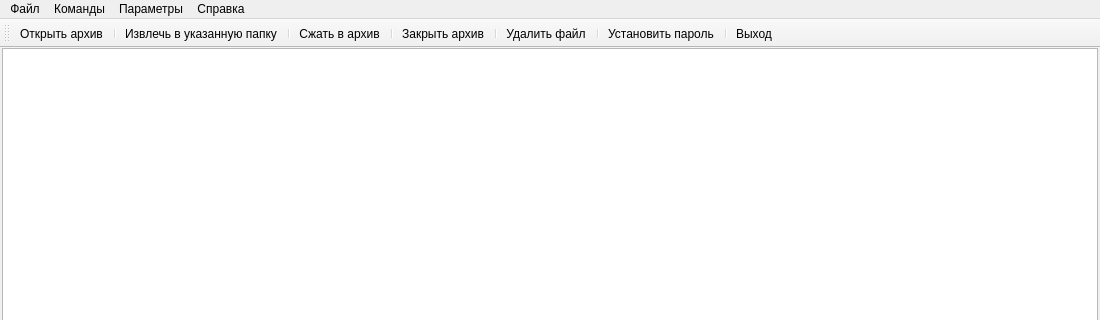
Before: the Qt Designer form QtArc/QtArc/mainwindow.ui in Rork96/QtProjects, drawn with Qt 5; both pictures show x 0 to 1100 and y 0 to 320 of the 1100 by 720 pixel window.
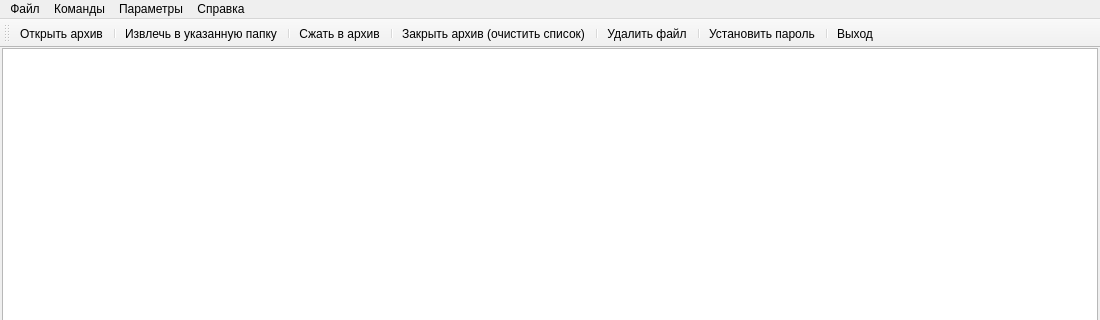
After: the same form once the commit is applied. Icons and pictures are not drawn.

Commit message: Decompression zip,  7zip. tar.gz and bz2 with KArchive library. Bz2 - not completed.

```diff
--- a/QtArc/QtArc/mainwindow.ui
+++ b/QtArc/QtArc/mainwindow.ui
@@ -324,7 +324,7 @@
      <normaloff>:/pict/close.png</normaloff>:/pict/close.png</iconset>
    </property>
    <property name="text">
-    <string>Закрыть архив</string>
+    <string>Закрыть архив (очистить список)</string>
    </property>
    <property name="shortcut">
     <string>Ctrl+Shift+Q</string>
```
The commit also changes 2 other files.
